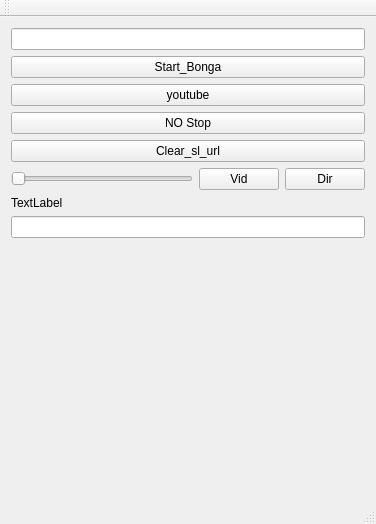
Before: the Qt Designer form mainwindow.ui in dimanys111/dim_c-_inet_download, drawn with Qt 5.
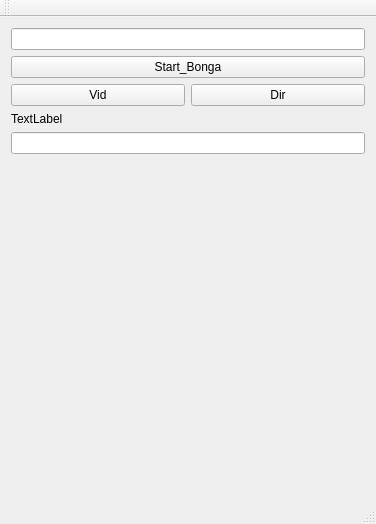
After: the same form once the commit is applied.

Diff of the .ui file:
```diff
--- a/mainwindow.ui
+++ b/mainwindow.ui
@@ -25,27 +25,6 @@
       </property>
      </widget>
     </item>
-    <item>
-     <widget class="QPushButton" name="pushButton">
-      <property name="text">
-       <string>youtube</string>
-      </property>
-     </widget>
-    </item>
-    <item>
-     <widget class="QPushButton" name="pushButton_2">
-      <property name="text">
-       <string>NO Stop</string>
-      </property>
-     </widget>
-    </item>
-    <item>
-     <widget class="QPushButton" name="pushButton_3">
-      <property name="text">
-       <string>Clear_sl_url</string>
-      </property>
-     </widget>
-    </item>
     <item>
      <widget class="QWidget" name="widget" native="true">
       <property name="sizePolicy">
@@ -72,13 +51,6 @@
        </property>
        <item>
         <layout class="QHBoxLayout" name="horizontalLayout">
-         <item>
-          <widget class="QSlider" name="horizontalSlider">
-           <property name="orientation">
-            <enum>Qt::Horizontal</enum>
-           </property>
-          </widget>
-         </item>
          <item>
           <widget class="QPushButton" name="pushButton_4">
            <property name="text">
```
Left out of the diff: 2 changed lines with no effect on the pictures.
